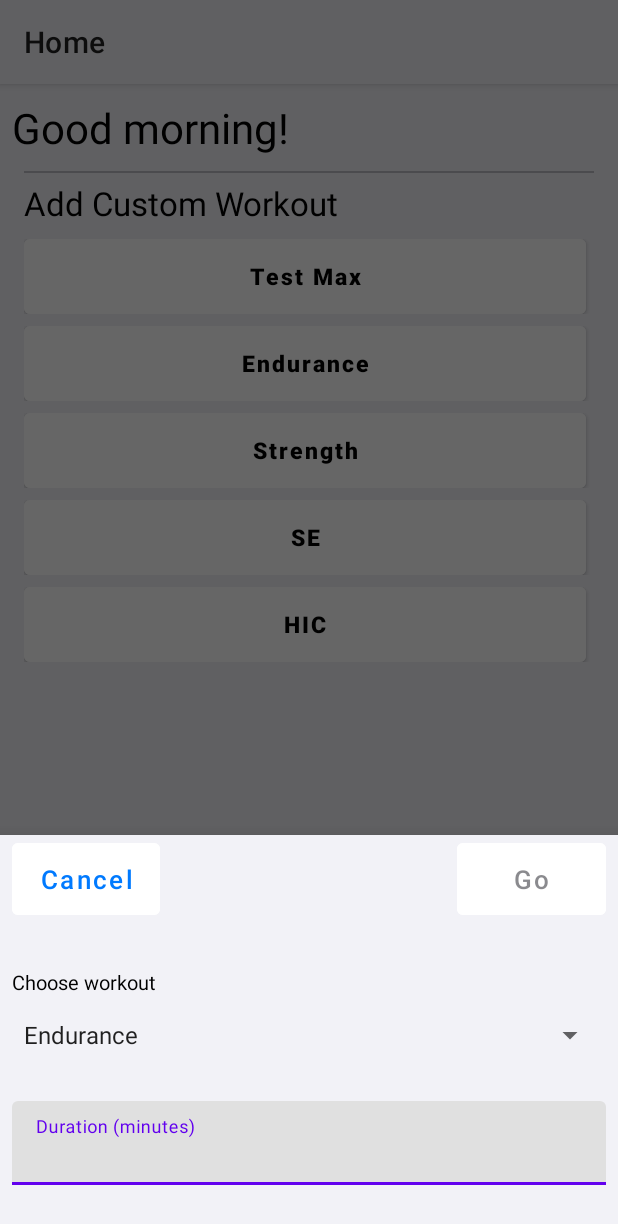
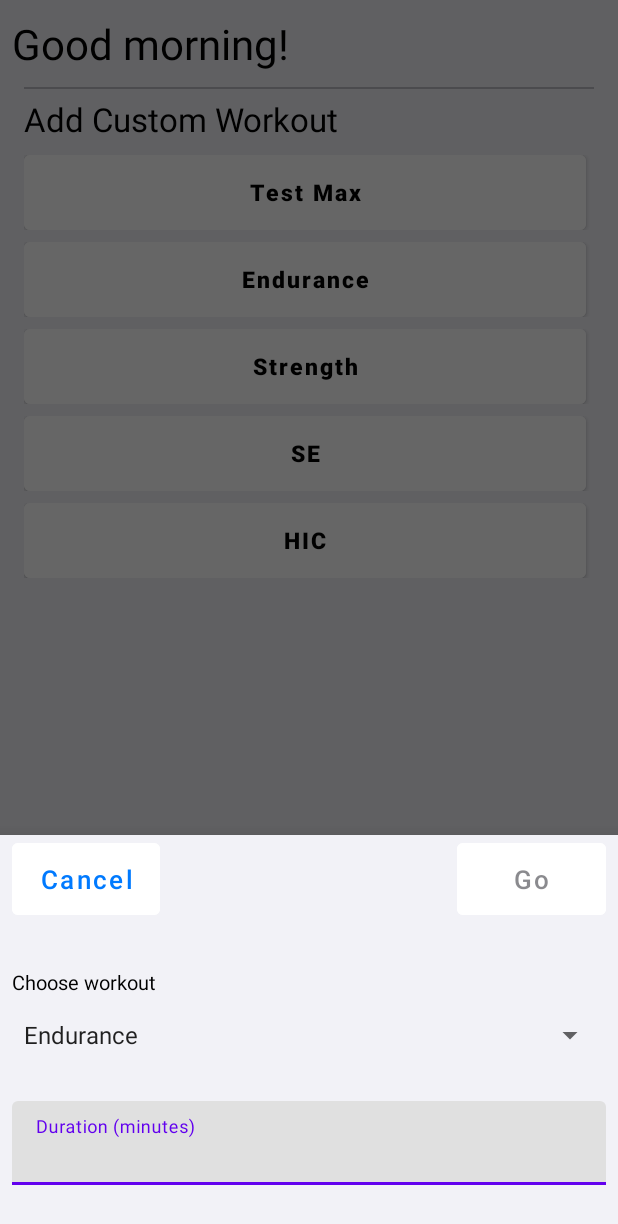
Before and after one commit to cray308/health-app-android-port, an Android app: the screen it shows after launch (MainActivity), after a tap on "Endurance", on a phone screen of 412 x 824 dp. Shown: the top 1224 px of the screen. Run offline under Robolectric (Android 15) with nearby library versions, the phone set to English and light mode, and no system bars; our stand-ins replace Room's generated code; libraries missing offline, so code that uses them is left out: com.github.mikephil.charting, nl.dionsegijn.konfetti; plain views replace KonfettiView; 12 statements that could not run were skipped.

Commit message:
Remove constraint layout and remove toolbar from tab fragments to increase scrollable area

```diff
--- a/app/build.gradle
+++ b/app/build.gradle
@@ -47,7 +47,6 @@ dependencies {
     implementation "androidx.core:core:$core_version"
     implementation 'androidx.appcompat:appcompat:1.3.1'
     implementation 'com.google.android.material:material:1.4.0'
-    implementation 'androidx.constraintlayout:constraintlayout:2.1.0'
     implementation 'androidx.legacy:legacy-support-v4:1.0.0'
     implementation 'nl.dionsegijn:konfetti:1.3.2'
     implementation 'com.github.PhilJay:MPAndroidChart:v3.1.0'
--- a/app/src/main/java/com/example/healthAppAndroid/MainActivity.java
+++ b/app/src/main/java/com/example/healthAppAndroid/MainActivity.java
@@ -1,7 +1,6 @@
 package com.example.healthAppAndroid;
 
 import androidx.appcompat.app.AppCompatActivity;
-import androidx.appcompat.widget.Toolbar;
 
 import android.content.Context;
 import android.content.SharedPreferences;
@@ -19,8 +18,6 @@ public class MainActivity extends AppCompatActivity {
     @Override protected void onCreate(Bundle savedInstanceState) {
         super.onCreate(savedInstanceState);
         setContentView(R.layout.activity_main);
-        Toolbar toolbar = findViewById(R.id.toolbar);
-        setSupportActionBar(toolbar);
 
         SharedPreferences prefs = getSharedPreferences("AppDelPrefs", Context.MODE_PRIVATE);
         String hasLaunchedKey = "hasLaunched";
--- a/app/src/main/java/com/example/healthAppAndroid/common/helpers/TextValidator.java
+++ b/app/src/main/java/com/example/healthAppAndroid/common/helpers/TextValidator.java
@@ -7,8 +7,7 @@ import android.text.TextWatcher;
 import android.util.AttributeSet;
 import android.util.Log;
 import android.widget.Button;
-
-import androidx.constraintlayout.widget.ConstraintLayout;
+import android.widget.LinearLayout;
 
 import com.example.healthAppAndroid.R;
 import com.example.healthAppAndroid.common.shareddata.AppColors;
@@ -20,7 +19,7 @@ import java.util.HashSet;
 import java.util.Set;
 
 public class TextValidator {
-    public static class InputView extends ConstraintLayout implements TextWatcher {
+    public static class InputView extends LinearLayout implements TextWatcher {
         public TextInputLayout field;
         private TextInputEditText textField;
         private short min = 1;
--- a/app/src/main/java/com/example/healthAppAndroid/common/shareddata/AppCoordinator.java
+++ b/app/src/main/java/com/example/healthAppAndroid/common/shareddata/AppCoordinator.java
@@ -18,7 +18,6 @@ public class AppCoordinator {
     private final Fragment[] children = {
         new HomeFragment(), new HistoryFragment(), new SettingsFragment()
     };
-    public final String[] titles;
     public final HomeTabCoordinator homeCoordinator;
     public final HistoryTabCoordinator historyCoordinator;
     public final SettingsTabCoordinator settingsCoordinator;
@@ -36,7 +35,6 @@ public class AppCoordinator {
         homeCoordinator = new HomeTabCoordinator(children[0]);
         historyCoordinator = new HistoryTabCoordinator(children[1]);
         settingsCoordinator = new SettingsTabCoordinator(children[2]);
-        titles = activity.getResources().getStringArray(R.array.titles);
     }
 
     private void setupTabs(BottomNavigationView tabBar) {
@@ -51,13 +49,10 @@ public class AppCoordinator {
 
             fm.beginTransaction().hide(active).show(children[index]).commit();
             active = children[index];
-            FragmentActivity activity = active.getActivity();
-            if (activity != null)
-                activity.setTitle(titles[index]);
             return true;
         });
 
-        for (int i = titles.length - 1; i > 0; --i) {
+        for (int i = children.length - 1; i > 0; --i) {
             String tag = Integer.toString(i + 1);
             fm.beginTransaction().add(R.id.container, children[i], tag).hide(children[i]).commit();
         }
--- a/app/src/main/java/com/example/healthAppAndroid/common/views/StatusButton.java
+++ b/app/src/main/java/com/example/healthAppAndroid/common/views/StatusButton.java
@@ -5,14 +5,13 @@ import android.content.res.TypedArray;
 import android.util.AttributeSet;
 import android.view.View;
 import android.widget.Button;
+import android.widget.LinearLayout;
 import android.widget.TextView;
-
-import androidx.constraintlayout.widget.ConstraintLayout;
 
 import com.example.healthAppAndroid.R;
 import com.example.healthAppAndroid.common.shareddata.AppColors;
 
-public class StatusButton extends ConstraintLayout {
+public class StatusButton extends LinearLayout {
     public static abstract class State {
         public final static byte disabled = 0;
         public final static byte active = 1;
--- a/app/src/main/java/com/example/healthAppAndroid/historyTab/view/ChartSeparator.java
+++ b/app/src/main/java/com/example/healthAppAndroid/historyTab/view/ChartSeparator.java
@@ -4,13 +4,12 @@ import android.content.Context;
 import android.content.res.TypedArray;
 import android.util.AttributeSet;
 import android.view.View;
+import android.widget.LinearLayout;
 import android.widget.TextView;
-
-import androidx.constraintlayout.widget.ConstraintLayout;
 
 import com.example.healthAppAndroid.R;
 
-public class ChartSeparator extends ConstraintLayout {
+public class ChartSeparator extends LinearLayout {
     public ChartSeparator(Context context) {
         super(context);
         setup(null);
--- a/app/src/main/java/com/example/healthAppAndroid/historyTab/view/HistoryFragment.java
+++ b/app/src/main/java/com/example/healthAppAndroid/historyTab/view/HistoryFragment.java
@@ -4,8 +4,6 @@ import android.content.res.Resources;
 import android.os.Bundle;
 
 import androidx.annotation.NonNull;
-import androidx.appcompat.app.ActionBar;
-import androidx.appcompat.app.AppCompatActivity;
 import androidx.fragment.app.Fragment;
 
 import android.view.LayoutInflater;
@@ -65,20 +63,6 @@ public class HistoryFragment extends Fragment implements SegmentedControlDelegat
         rangePicker.delegate = this;
     }
 
-    @Override public void onHiddenChanged(boolean hidden) {
-        super.onHiddenChanged(hidden);
-        AppCompatActivity activity = (AppCompatActivity) getActivity();
-        if (activity == null) return;
-        ActionBar bar = activity.getSupportActionBar();
-        if (bar == null) return;
-
-        if (hidden) {
-            bar.show();
-        } else {
-            bar.hide();
-        }
-    }
-
     public void didSelectSegment(byte index) {
         viewModel.formatDataForTimeRange(getContext(), index);
         updateCharts();
--- a/app/src/main/java/com/example/healthAppAndroid/homeTab/addWorkout/views/ExerciseContainer.java
+++ b/app/src/main/java/com/example/healthAppAndroid/homeTab/addWorkout/views/ExerciseContainer.java
@@ -6,12 +6,10 @@ import android.view.View;
 import android.widget.LinearLayout;
 import android.widget.TextView;
 
-import androidx.constraintlayout.widget.ConstraintLayout;
-
 import com.example.healthAppAndroid.R;
 import com.example.healthAppAndroid.common.workouts.ExerciseGroup;
 
-public class ExerciseContainer extends ConstraintLayout {
+public class ExerciseContainer extends LinearLayout {
     View divider;
     TextView headerLabel;
     ExerciseView[] viewsArr;
--- a/app/src/main/java/com/example/healthAppAndroid/homeTab/view/HomeFragment.java
+++ b/app/src/main/java/com/example/healthAppAndroid/homeTab/view/HomeFragment.java
@@ -5,7 +5,6 @@ import android.os.Bundle;
 
 import androidx.annotation.NonNull;
 import androidx.fragment.app.Fragment;
-import androidx.fragment.app.FragmentActivity;
 
 import android.os.Handler;
 import android.view.LayoutInflater;
@@ -17,7 +16,6 @@ import android.widget.TextView;
 import com.example.healthAppAndroid.R;
 import com.example.healthAppAndroid.common.helpers.ViewHelper;
 import com.example.healthAppAndroid.common.shareddata.AppColors;
-import com.example.healthAppAndroid.common.shareddata.AppCoordinator;
 import com.example.healthAppAndroid.common.shareddata.AppUserData;
 import com.example.healthAppAndroid.common.views.StatusButton;
 import com.example.healthAppAndroid.homeTab.HomeTabCoordinator;
@@ -69,9 +67,6 @@ public class HomeFragment extends Fragment {
 
     @Override public void onResume() {
         super.onResume();
-        FragmentActivity a = getActivity();
-        if (a != null)
-            a.setTitle(AppCoordinator.shared.titles[0]);
         if (delegate != null)
             delegate.checkForChildCoordinator();
         if (viewModel.updateTimeOfDay())
--- a/app/src/main/res/layout/activity_main.xml
+++ b/app/src/main/res/layout/activity_main.xml
@@ -1,5 +1,5 @@
 <?xml version="1.0" encoding="utf-8"?>
-<androidx.constraintlayout.widget.ConstraintLayout xmlns:android="http://schemas.android.com/apk/res/android"
+<LinearLayout xmlns:android="http://schemas.android.com/apk/res/android"
     xmlns:app="http://schemas.android.com/apk/res-auto"
     xmlns:tools="http://schemas.android.com/tools"
     android:layout_width="match_parent"
@@ -7,28 +7,12 @@
     android:orientation="vertical"
     tools:context=".MainActivity">
 
-    <androidx.appcompat.widget.Toolbar
-        android:id="@+id/toolbar"
-        android:layout_width="match_parent"
-        android:layout_height="?attr/actionBarSize"
-        android:background="@color/secondarySystemBackground"
-        android:elevation="4dp"
-        android:theme="@style/ThemeOverlay.AppCompat.DayNight.ActionBar"
-        app:layout_constraintEnd_toEndOf="parent"
-        app:layout_constraintStart_toStartOf="parent"
-        app:layout_constraintTop_toTopOf="parent"
-        app:popupTheme="@style/ThemeOverlay.AppCompat.Dark" />
-
     <FrameLayout
         android:id="@+id/container"
         android:layout_width="match_parent"
-        android:layout_height="match_parent"
-        android:layout_marginBottom="56dp"
+        android:layout_height="0dp"
+        android:layout_weight="1"
         app:layout_behavior="@string/appbar_scrolling_view_behavior"
-        app:layout_constraintBottom_toBottomOf="parent"
-        app:layout_constraintEnd_toEndOf="parent"
-        app:layout_constraintStart_toStartOf="parent"
-        app:layout_constraintTop_toTopOf="parent"
         tools:context=".MainActivity" />
 
     <com.google.android.material.bottomnavigation.BottomNavigationView
@@ -38,8 +22,5 @@
         android:background="@color/systemBackground"
         app:itemIconTint="@color/bottom_nav_color"
         app:itemTextColor="@color/bottom_nav_color"
-        app:layout_constraintBottom_toBottomOf="parent"
-        app:layout_constraintEnd_toEndOf="parent"
-        app:layout_constraintStart_toStartOf="parent"
         app:menu="@menu/bottom_nav" />
-</androidx.constraintlayout.widget.ConstraintLayout>
+</LinearLayout>
--- a/app/src/main/res/layout/exercise_container.xml
+++ b/app/src/main/res/layout/exercise_container.xml
@@ -10,7 +10,8 @@
         android:id="@+id/topDivider"
         android:layout_width="match_parent"
         android:layout_height="1dp"
-        android:layout_marginBottom="20dp"
+        android:layout_marginTop="10dp"
+        android:layout_marginBottom="10dp"
         android:background="@color/separator" />
 
     <TextView
--- a/app/src/main/res/layout/fragment_home.xml
+++ b/app/src/main/res/layout/fragment_home.xml
@@ -1,5 +1,5 @@
 <?xml version="1.0" encoding="utf-8"?>
-<androidx.constraintlayout.widget.ConstraintLayout xmlns:android="http://schemas.android.com/apk/res/android"
+<FrameLayout xmlns:android="http://schemas.android.com/apk/res/android"
     xmlns:app="http://schemas.android.com/apk/res-auto"
     xmlns:tools="http://schemas.android.com/tools"
     android:layout_width="match_parent"
@@ -9,13 +9,8 @@
     <ScrollView
         android:layout_width="match_parent"
         android:layout_height="match_parent"
-        android:layout_marginTop="?attr/actionBarSize"
         android:background="@color/systemGroupedBackground"
-        android:fillViewport="true"
-        app:layout_constraintBottom_toBottomOf="parent"
-        app:layout_constraintEnd_toEndOf="parent"
-        app:layout_constraintStart_toStartOf="parent"
-        app:layout_constraintTop_toTopOf="parent">
+        android:fillViewport="true">
 
         <LinearLayout
             android:layout_width="match_parent"
@@ -138,9 +133,5 @@
         android:layout_width="match_parent"
         android:layout_height="match_parent"
         android:background="#CC8E8E8E"
-        android:visibility="gone"
-        app:layout_constraintBottom_toBottomOf="parent"
-        app:layout_constraintEnd_toEndOf="parent"
-        app:layout_constraintStart_toStartOf="parent"
-        app:layout_constraintTop_toTopOf="parent" />
-</androidx.constraintlayout.widget.ConstraintLayout>
+        android:visibility="gone" />
+</FrameLayout>
--- a/app/src/main/res/layout/home_setup_workout_modal.xml
+++ b/app/src/main/res/layout/home_setup_workout_modal.xml
@@ -1,22 +1,13 @@
 <?xml version="1.0" encoding="utf-8"?>
-<androidx.constraintlayout.widget.ConstraintLayout xmlns:android="http://schemas.android.com/apk/res/android"
+<LinearLayout xmlns:android="http://schemas.android.com/apk/res/android"
     xmlns:app="http://schemas.android.com/apk/res-auto"
     android:layout_width="match_parent"
     android:layout_height="match_parent"
-    android:orientation="vertical">
-
-    <LinearLayout
-        android:layout_width="match_parent"
-        android:layout_height="wrap_content"
     android:background="@color/systemGroupedBackground"
     android:orientation="vertical"
     android:paddingLeft="8dp"
     android:paddingTop="5dp"
-        android:paddingRight="8dp"
-        app:layout_constraintBottom_toBottomOf="parent"
-        app:layout_constraintEnd_toEndOf="parent"
-        app:layout_constraintStart_toStartOf="parent"
-        app:layout_constraintTop_toTopOf="parent">
+    android:paddingRight="8dp">
 
     <LinearLayout
         android:layout_width="match_parent"
@@ -81,4 +72,3 @@
         android:layout_marginTop="20dp"
         android:orientation="vertical" />
 </LinearLayout>
-</androidx.constraintlayout.widget.ConstraintLayout>
--- a/app/src/main/res/values/strings.xml
+++ b/app/src/main/res/values/strings.xml
@@ -1,10 +1,5 @@
 <resources>
     <string name="app_name">HealthAppAndroid</string>
-    <string-array name="titles">
-        <item>Home</item>
-        <item>Workout History</item>
-        <item>App Settings</item>
-    </string-array>
     <string-array name="notifications">
         <item>Finished exercise!</item>
         <item>Finished AMRAP circuit!</item>
```
Also changed, not shown: app/src/main/res/layout/activity_workout.xml (+6 -13 lines), app/src/main/res/layout/add_workout_update_maxes_modal.xml (+3 -12 lines), app/src/main/res/layout/fragment_history.xml (+9 -16 lines), app/src/main/res/layout/fragment_settings.xml (+2 -14 lines). Lines whose indentation alone changed are shown as unchanged.
